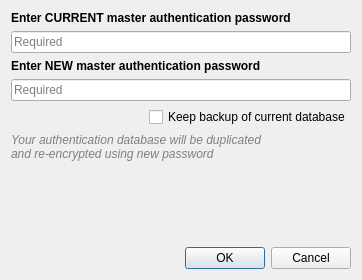
This is src/ui/auth/qgsauthmasterpassresetdialog.ui in nextgis/nextgisqgis as Qt 5 draws it before an edit. The edited form follows.
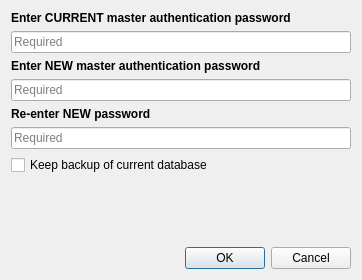
This is the edited form. Custom widgets are drawn as their Qt base class.

```diff
--- a/src/ui/auth/qgsauthmasterpassresetdialog.ui
+++ b/src/ui/auth/qgsauthmasterpassresetdialog.ui
@@ -63,19 +63,27 @@
     </widget>
    </item>
    <item>
-    <layout class="QHBoxLayout" name="horizontalLayout_3">
+    <widget class="QLabel" name="label_8">
+     <property name="font">
+      <font>
+       <italic>false</italic>
+       <bold>true</bold>
+      </font>
+     </property>
+     <property name="text">
+      <string>Re-enter NEW password</string>
+     </property>
+    </widget>
+   </item>
      <item>
-      <spacer name="horizontalSpacer">
-       <property name="orientation">
-        <enum>Qt::Horizontal</enum>
-       </property>
-       <property name="sizeHint" stdset="0">
-        <size>
-         <width>12</width>
-         <height>20</height>
-        </size>
-       </property>
-      </spacer>
+    <widget class="QgsPasswordLineEdit" name="leMasterPassNew2">
+     <property name="echoMode">
+      <enum>QLineEdit::Password</enum>
+     </property>
+     <property name="placeholderText">
+      <string>Required</string>
+     </property>
+    </widget>
      </item>
      <item>
       <widget class="QCheckBox" name="chkKeepBackup">
@@ -84,21 +92,10 @@
        </property>
       </widget>
      </item>
-    </layout>
-   </item>
    <item>
-    <widget class="QLabel" name="label_4">
-     <property name="font">
-      <font>
-       <italic>true</italic>
-      </font>
-     </property>
-     <property name="styleSheet">
-      <string notr="true">QLabel { color: rgb(128, 128, 128); }</string>
-     </property>
+    <widget class="QLabel" name="lblWarning">
      <property name="text">
-      <string>Your authentication database will be duplicated
-and re-encrypted using new password</string>
+      <string/>
      </property>
      <property name="wordWrap">
       <bool>true</bool>
```
Left out of the diff: 3 changed lines with no effect on the pictures. Lines whose indentation alone changed are shown as unchanged.
